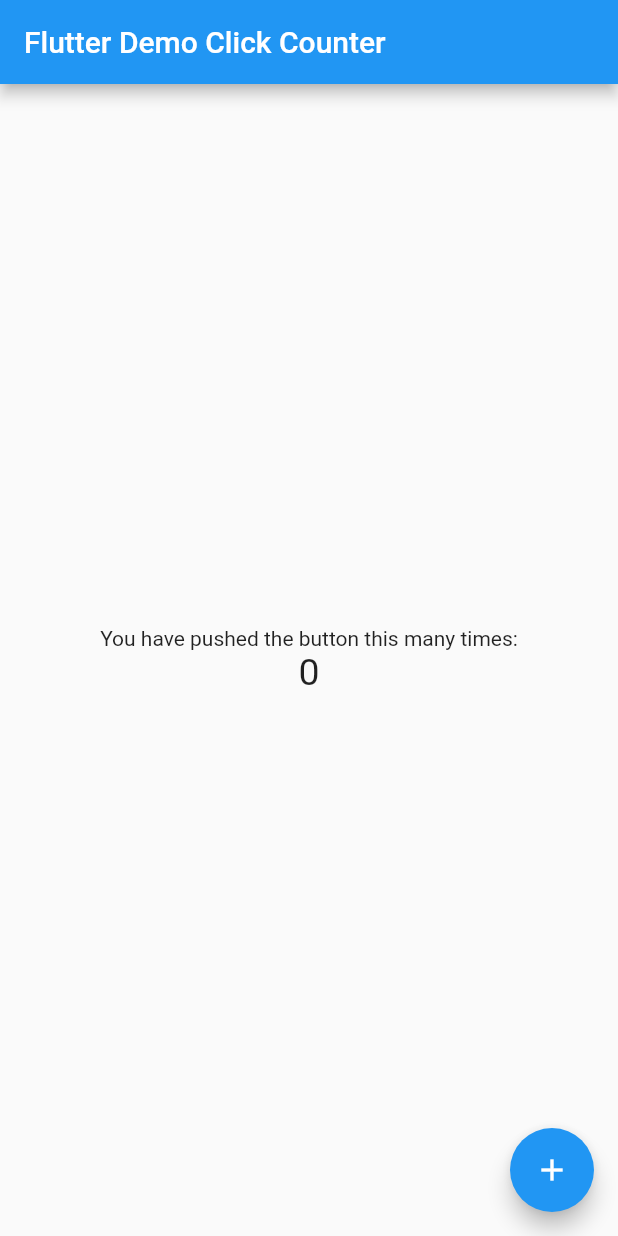
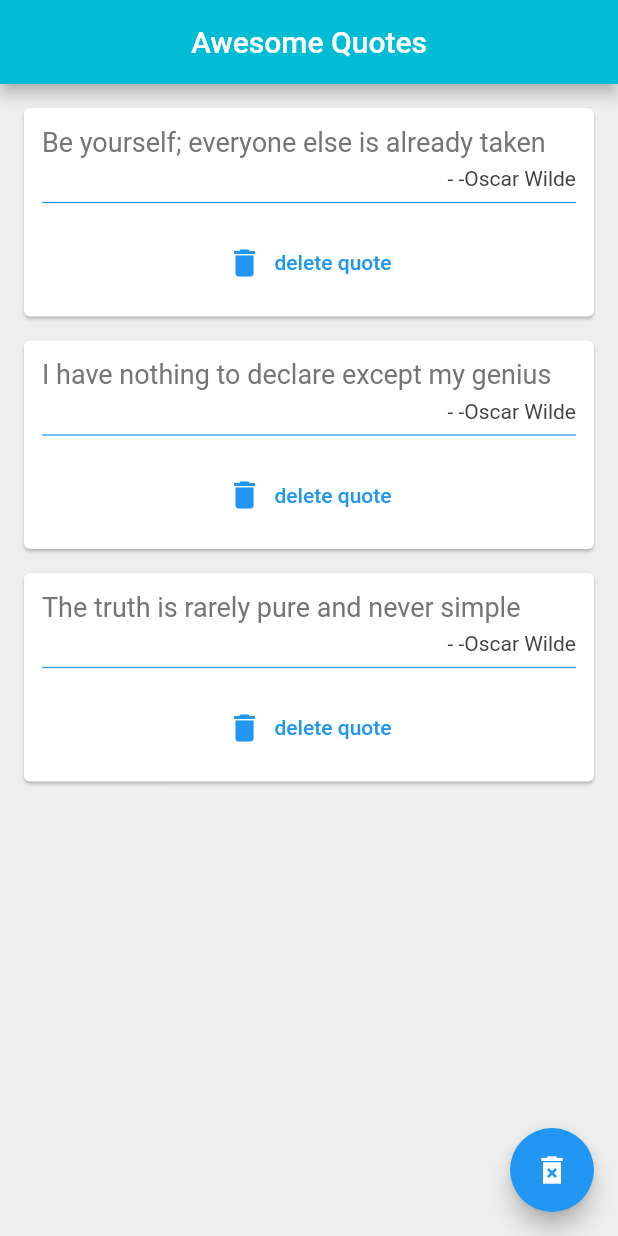
Before and after one commit to Darshan-Nagle/dan_flutter_quote, a Flutter app: the screen it shows after launch, on a phone screen of 412 x 824 dp. Run offline on Flutter 3.47's test engine with Material 2 defaults, Android fonts, the phone set to English and light mode, and no system bars.

Commit message:
final output

```diff
--- a/lib/main.dart
+++ b/lib/main.dart
@@ -1,90 +1,54 @@
 import 'package:flutter/material.dart';
+import 'quote.dart';
+import 'quote_card.dart';
 
-void main() => runApp(MyApp());
+void main() =>
+    runApp(MaterialApp(debugShowCheckedModeBanner: false, home: QuoteList()));
 
-class MyApp extends StatelessWidget {
-  const MyApp({super.key});
-  static const String _title = 'Flutter Stateful Clicker Counter';
-  // This widget is the root of your application.
+class QuoteList extends StatefulWidget {
   @override
-  Widget build(BuildContext context) {
-    return MaterialApp(
-      title: _title,
-      theme: ThemeData(
-        primarySwatch: Colors.blue,
-      ),
-      home: MyHomePage(),
-    );
-  }
+  _QuoteListState createState() => _QuoteListState();
 }
 
-class MyHomePage extends StatefulWidget {
-  const MyHomePage({super.key});
-  // This widget is the home page of your application. It is stateful, meaning
-  // that it has a State object (defined below) that contains fields that affect
-  // how it looks.
-  // This class is the configuration for the state.
-  @override
-  _MyHomePageState createState() => _MyHomePageState();
-}
-
-class _MyHomePageState extends State<MyHomePage> {
-  int _counter = 0;
-
-  void _incrementCounter() {
-    setState(() {
-      // This call to setState tells the Flutter framework that something has
-      // changed in this State, which causes it to rerun the build method below
-      // so that the display can reflect the updated values. If we changed
-      // _counter without calling setState(), then the build method would not be
-      // called again, and so nothing would appear to happen.
-      _counter++;
-    });
-  }
+class _QuoteListState extends State<QuoteList> {
+  List<Quote> quotes = [
+    Quote(
+        author: '-Oscar Wilde',
+        text: 'Be yourself; everyone else is already taken'),
+    Quote(
+        author: '-Oscar Wilde',
+        text: 'I have nothing to declare except my genius'),
+    Quote(
+        author: '-Oscar Wilde',
+        text: 'The truth is rarely pure and never simple')
+  ];
 
   @override
   Widget build(BuildContext context) {
-    // This method is rerun every time setState is called, for instance as done
-    // by the _incrementCounter method above.
-    //
-    // The Flutter framework has been optimized to make rerunning build methods
-    // fast, so that you can just rebuild anything that needs updating rather
-    // than having to individually change instances of widgets.
     return Scaffold(
+      backgroundColor: Colors.grey[200],
       appBar: AppBar(
-        // Here we take the value from the MyHomePage object that was created by
-        // the App.build method, and use it to set our appbar title.
-        title: Text('Flutter Demo Click Counter'),
+        title: Text('Awesome Quotes'),
+        centerTitle: true,
+        backgroundColor: Colors.cyan,
       ),
-      body: Center(
-        // Center is a layout widget. It takes a single child and positions it
-        // in the middle of the parent.
-        child: Column(
-          // Column is also a layout widget. It takes a list of children and
-          // arranges them vertically. By default, it sizes itself to fit its
-          // children horizontally, and tries to be as tall as its parent.
-          //
-          // Column has various properties to control how it sizes itself and
-          // how it positions its children. Here we use mainAxisAlignment to
-          // center the children vertically; the main axis here is the vertical
-          // axis because Columns are vertical (the cross axis would be
-          // horizontal).
-          mainAxisAlignment: MainAxisAlignment.center,
-          children: <Widget>[
-            Text(
-              'You have pushed the button this many times:',
-            ),
-            Text(
-              '$_counter',
-              style: TextStyle(fontSize: 25),
-            ),
-          ],
-        ),
+      body: Column(
+        children: quotes
+            .map((quote) => QuoteCard(
+                  quote: quote,
+                  delete: () {
+                    setState(() {
+                      quotes.remove(quote);
+                    });
+                  },
+                ))
+            .toList(),
       ),
       floatingActionButton: FloatingActionButton(
-        onPressed: _incrementCounter,
-        tooltip: 'Increment',
-        child: Icon(Icons.add),
+        child: Icon(Icons.delete_forever_sharp),
+        onPressed: () => setState(() {
+          quotes.clear();
+        }),
       ),
     );
   }
--- /dev/null
+++ b/lib/quote.dart
@@ -0,0 +1,23 @@
+class Quote {
+  String text;
+  String author;
+
+  //  normal constructor, as we've already seen
+
+  //  Quote(String author, String text){
+  //    this.text = text;
+  //    this.author = author;
+  //  }
+
+  //  constructor with named parameters
+
+  //  Quote({ String author, String text }){
+  //    this.text = text;
+  //    this.author = author;
+  //  }
+
+  // constructor with named parameters
+  // & automatically assigns named arguments to class properties
+
+  Quote({required this.text, required this.author});
+}
--- /dev/null
+++ b/lib/quote_card.dart
@@ -0,0 +1,50 @@
+import 'package:flutter/material.dart';
+import 'quote.dart';
+
+class QuoteCard extends StatelessWidget {
+  final Quote quote;
+  final Function() delete;
+  List<Color> c = [Colors.red, Colors.black, Colors.blue, Colors.green];
+
+  QuoteCard({required this.quote, required this.delete});
+
+  @override
+  Widget build(BuildContext context) {
+    return Card(
+        margin: const EdgeInsets.fromLTRB(16.0, 16.0, 16.0, 0),
+        child: Padding(
+          padding: const EdgeInsets.all(12.0),
+          child: Column(
+            crossAxisAlignment: CrossAxisAlignment.stretch,
+            children: <Widget>[
+              Text(
+                quote.text,
+                style: TextStyle(
+                  fontSize: 18.0,
+                  color: Colors.grey[600],
+                ),
+              ),
+              const SizedBox(height: 6.0),
+              Text(
+                '- ${quote.author}',
+                textAlign: TextAlign.right,
+                style: TextStyle(
+                  fontSize: 14.0,
+                  color: Colors.grey[800],
+                ),
+              ),
+              Divider(
+                color: Colors.blue,
+                thickness: 0.8,
+              ),
+              const SizedBox(height: 8.0),
+              TextButton.icon(
+                onPressed: delete,
+                label: const Text('delete quote'),
+                icon: const Icon(Icons.delete),
+              )
+            ],
+          ),
+        ));
+  }
+}
--- a/pubspec.yaml
+++ b/pubspec.yaml
@@ -42,8 +42,9 @@ flutter:
   # the material Icons class.
   uses-material-design: true
 
-  # To add assets to your application, add an assets section, like this:
+  # # To add assets to your application, add an assets section, like this:
   # assets:
+  #  -assets/
   #  - images/a_dot_burr.jpeg
   #  - images/a_dot_ham.jpeg
 
```
